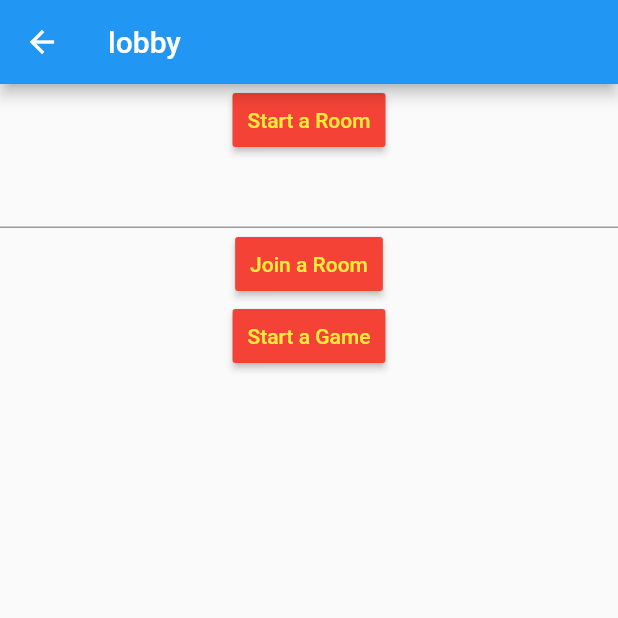
After one commit to WSRogers98/Comp-585, a Flutter app: the lobbyPage screen opened directly, after a tap on "Start a Room", on a phone screen of 412 x 824 dp, the top half of it. The commit adds this screen. Run offline on Flutter 3.47's test engine with Material 2 defaults, Android fonts, the light colour scheme and no system bars; our stand-ins replace cloud_firestore, firebase_auth, google_sign_in; accounts and stored records are empty.

Commit message:
with sign in and half of the lobby

```diff
--- /dev/null
+++ b/lib/lobby.dart
@@ -0,0 +1,96 @@
+import 'package:flutter/cupertino.dart';
+import 'package:flutter/material.dart';
+import 'package:flutter/widgets.dart';
+import 'package:test8/SizeConfig.dart';
+import 'package:google_sign_in/google_sign_in.dart';
+import 'package:firebase_auth/firebase_auth.dart';
+import 'package:cloud_firestore/cloud_firestore.dart';
+import 'package:flutter/material.dart';
+import 'dart:math';
+
+
+import 'package:test8/main.dart';
+String _roomNum;
+class lobbyPage extends StatefulWidget {
+  @override
+  _lobbyState createState() => _lobbyState();
+}
+class _lobbyState extends State<lobbyPage> {
+  @override
+  Widget build(BuildContext context) {
+    return Scaffold(
+        appBar: AppBar(title: Text('lobby')),
+        body: Column(
+            children: [
+              RaisedButton(
+                child: Text("Start a Room"),
+                onPressed: startRoom,
+                color: Colors.red,
+                textColor: Colors.yellow,
+                padding: EdgeInsets.fromLTRB(10, 10, 10, 10),
+                splashColor: Colors.grey,
+              ),
+              TextFormField(
+                onSaved: (input) => _roomNum = input,
+              ),
+              RaisedButton(
+                child: Text("Join a Room"),
+                onPressed: joinRoom,
+                color: Colors.red,
+                textColor: Colors.yellow,
+                padding: EdgeInsets.fromLTRB(10, 10, 10, 10),
+                splashColor: Colors.grey,
+              ),
+              RaisedButton(
+                child: Text("Start a Game"),
+                onPressed: completeRoom,
+                color: Colors.red,
+                textColor: Colors.yellow,
+                padding: EdgeInsets.fromLTRB(10, 10, 10, 10),
+                splashColor: Colors.grey,
+              ),
+
+            ]
+        )
+    );
+  }
+}
+
+void startRoom(){
+  var randNum = new Random();
+  _roomNum = randNum.nextInt(10000).toString();
+  print(_roomNum);
+  Firestore.instance
+      .collection('gameSessions')
+      .document(_roomNum)
+      .setData({
+    'player1': currUser
+  });
+}
+
+void joinRoom(){
+  print(_roomNum);
+  Firestore.instance
+      .collection('gameSessions')
+      .document(_roomNum)
+      .updateData({
+    'player2': currUser
+  });
+}
+
+void completeRoom(){
+//  Firestore.instance
+//      .collection("gameSessions")
+//      .getDocuments()
+//      .then((QuerySnapshot snapshot) {
+//  snapshot.documents.forEach((f) => print('${f.data}}'));
+//  });
+
+  Firestore.instance
+      .collection("gameSessions")
+      .getDocuments()
+      .then((QuerySnapshot snapshot) {
+      print(snapshot.);
+//    snapshot.documents.forEach((f) => print('${f.data}}'));
+  });
+}
--- a/pubspec.yaml
+++ b/pubspec.yaml
@@ -19,14 +19,14 @@ environment:
 dependencies:
   flutter:
     sdk: flutter
-
+  cloud_firestore: ^0.13.0+1
   # The following adds the Cupertino Icons font to your application.
   # Use with the CupertinoIcons class for iOS style icons.
   cupertino_icons: ^0.1.2
   firebase_core: ^0.4.0+9
   firebase_analytics: ^5.0.2
   firebase_auth: ^0.14.0+5
-  cloud_firestore: ^0.12.9+5
+
   google_sign_in: ^4.1.1
 
 dev_dependencies:
```
Also changed, not shown: lib/main.dart (+24 -27 lines), lib/vote.dart (added, +79 -0 lines), pubspec.lock, 1 other file.
